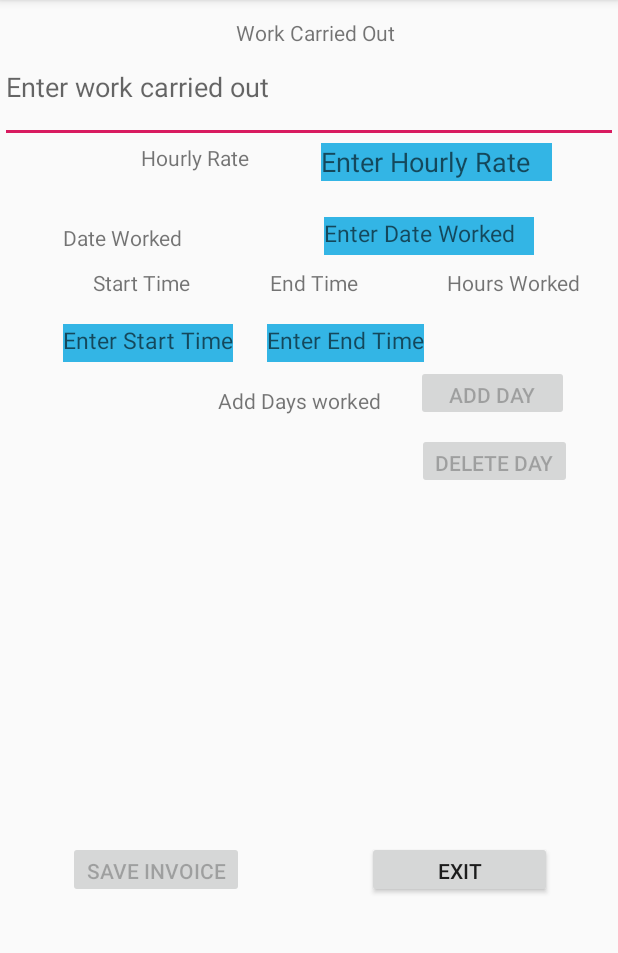
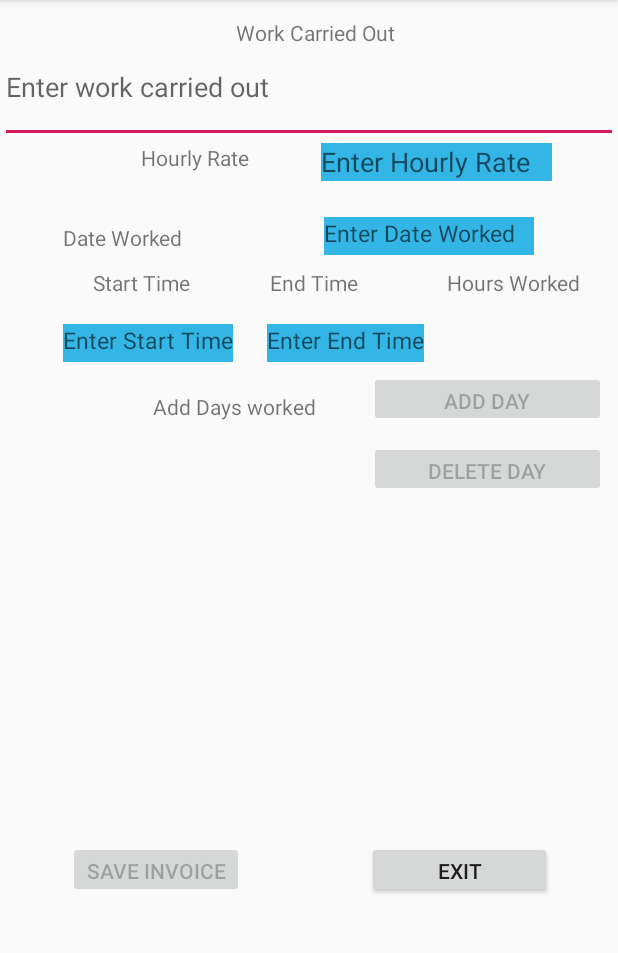
Before and after one commit to Clivey/CISInvoice, an Android app: the InvoiceActivity2 screen opened directly, with no data from a screen before it, on a phone screen of 412 x 824 dp, the part 84-1037 px from its top. Run offline under Robolectric (Android 15) with nearby library versions, the phone set to English and light mode, and no system bars.

Commit message:
Altered editing invoice day data

```diff
--- a/app/src/main/java/com/software/kinson/cisinvoicegenerator/Adapters/DaysAdapter.java
+++ b/app/src/main/java/com/software/kinson/cisinvoicegenerator/Adapters/DaysAdapter.java
@@ -42,16 +42,19 @@ public class DaysAdapter extends BaseAdapter {
 
         LayoutInflater layoutInflater = (LayoutInflater) context.getSystemService(Context.LAYOUT_INFLATER_SERVICE);
         convertView = layoutInflater.inflate(R.layout.custom_day_view,null);
+        TextView t_id = convertView.findViewById(R.id.tvDayID);
         TextView t1_date = convertView.findViewById(R.id.tvDayDateID);
         TextView t2_start = convertView.findViewById(R.id.tvDayStartID);
         TextView t3_end = convertView.findViewById(R.id.tvDayEndID);
         TextView t4_total = convertView.findViewById(R.id.tvDayTotalID);
 
         Days days = arrayList.get(position);
+        int dayID = days.getDayID();
         float start = days.getStartTime();
         float end = days.getEndTime();
         float totalTime = days.getTotalTime();
 
+        t_id.setText(String.valueOf(dayID));
         t1_date.setText(days.getDate());
         t2_start.setText(String.format("%.2f",start));
         t3_end.setText(String.format("%.2f",end));
--- a/app/src/main/java/com/software/kinson/cisinvoicegenerator/InvoiceGlobals.java
+++ b/app/src/main/java/com/software/kinson/cisinvoicegenerator/InvoiceGlobals.java
@@ -7,6 +7,7 @@ public class InvoiceGlobals {
     public static int endHour = 0;
     public static int dayOfMonth = 0;
     public static int month = 0;
+    public static int dayID = 0;
     public static String workDescription = "";
     public static String workCompleted = "";
     public static String workAddress = "";
--- a/app/src/main/res/layout/activity_invoice2.xml
+++ b/app/src/main/res/layout/activity_invoice2.xml
@@ -26,7 +26,8 @@
             app:layout_constraintEnd_toEndOf="parent"
             app:layout_constraintHorizontal_bias="0.382"
             app:layout_constraintStart_toStartOf="parent"
-            tools:layout_editor_absoluteY="94dp" />
+            tools:layout_editor_absoluteY="94dp"
+            android:importantForAutofill="no" />
     </LinearLayout>
 
     <RelativeLayout
@@ -138,13 +139,14 @@
 
         <Button
             android:id="@+id/btnAddDayID"
-            android:layout_width="102dp"
+            android:layout_width="200dp"
             android:layout_height="37dp"
             android:layout_below="@+id/etHoursWorkedID"
             android:layout_alignBaseline="@+id/textView23"
             android:layout_alignParentStart="true"
-            android:layout_marginStart="241dp"
-            android:layout_marginTop="2dp"
+            android:layout_marginStart="210dp"
+            android:layout_marginTop="8dp"
+            android:elevation="0dp"
             android:text="@string/add_day"
             app:layout_constraintEnd_toEndOf="parent"
             tools:layout_editor_absoluteY="338dp" />
@@ -155,8 +157,8 @@
             android:layout_height="wrap_content"
             android:layout_alignParentStart="true"
             android:layout_alignParentBottom="true"
-            android:layout_marginStart="109dp"
-            android:layout_marginBottom="58dp"
+            android:layout_marginStart="66dp"
+            android:layout_marginBottom="54dp"
             android:text="@string/add_days_worked"
             app:layout_constraintStart_toStartOf="parent"
             tools:layout_editor_absoluteY="349dp" />
@@ -224,12 +226,12 @@
 
         <Button
             android:id="@+id/btnDeleteDayID"
-            android:layout_width="wrap_content"
+            android:layout_width="200dp"
             android:layout_height="37dp"
             android:layout_alignTop="@+id/textView30"
             android:layout_alignParentStart="true"
-            android:layout_marginStart="242dp"
-            android:layout_marginTop="110dp"
+            android:layout_marginStart="210dp"
+            android:layout_marginTop="115dp"
             android:enabled="false"
             android:text="Delete Day" />
     </RelativeLayout>
--- a/build.gradle
+++ b/build.gradle
@@ -11,7 +11,7 @@ buildscript {
         google()
     }
     dependencies {
-        classpath 'com.android.tools.build:gradle:3.3.0'
+        classpath 'com.android.tools.build:gradle:3.3.1'
     }
 }
 
```
Also changed, not shown: app/src/main/java/com/software/kinson/cisinvoicegenerator/DatabaseHelper.java (+14 -6 lines), app/src/main/java/com/software/kinson/cisinvoicegenerator/InvoiceActivity2.java (+17 -5 lines), app/src/main/java/com/software/kinson/cisinvoicegenerator/Model/Days.java (+9 -2 lines), app/src/main/res/layout/custom_day_view.xml (+20 -0 lines).
